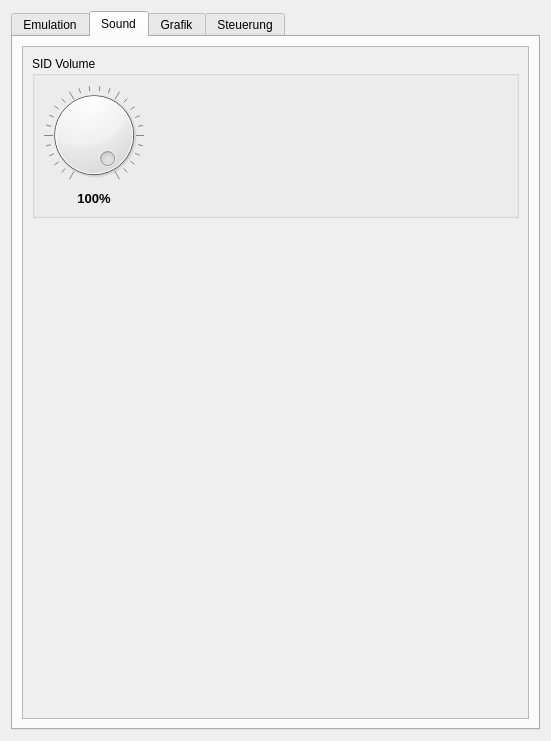
Before: the Qt Designer form src/setup_window.ui in ThKattanek/emu64, drawn with Qt 5.
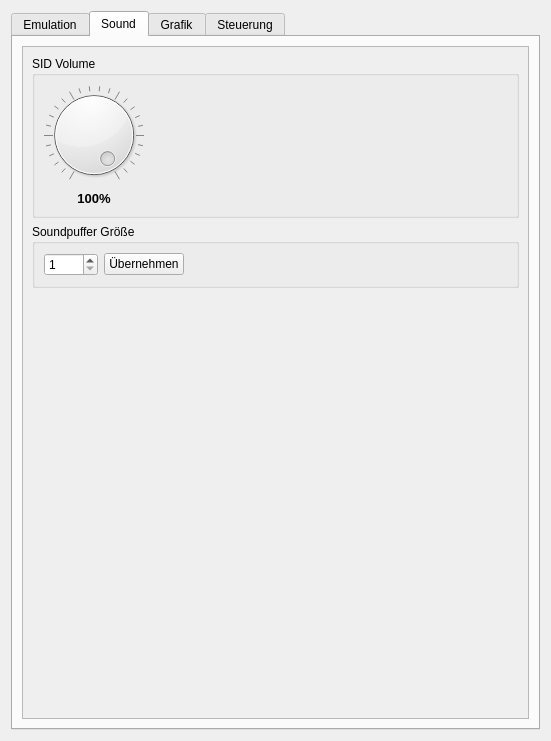
After: the same form once the commit is applied. The open tabs and pages were chosen to show the change.

Commit message: Added the option to change the size of the sound buffer in the settings

```diff
--- a/src/setup_window.ui
+++ b/src/setup_window.ui
@@ -377,7 +377,7 @@
             <x>0</x>
             <y>0</y>
             <width>509</width>
-            <height>671</height>
+            <height>672</height>
            </rect>
           </property>
           <layout class="QVBoxLayout" name="verticalLayout_3">
@@ -444,6 +444,45 @@
              </layout>
             </widget>
            </item>
+           <item>
+            <widget class="QGroupBox" name="groupBox_5">
+             <property name="title">
+              <string>Soundpuffer Größe</string>
+             </property>
+             <layout class="QHBoxLayout" name="horizontalLayout_3">
+              <item>
+               <widget class="QSpinBox" name="SoundBufferSizeValue">
+                <property name="minimum">
+                 <number>1</number>
+                </property>
+                <property name="maximum">
+                 <number>4096</number>
+                </property>
+               </widget>
+              </item>
+              <item>
+               <widget class="QPushButton" name="SounbufferChange">
+                <property name="text">
+                 <string>Übernehmen</string>
+                </property>
+               </widget>
+              </item>
+              <item>
+               <spacer name="horizontalSpacer_9">
+                <property name="orientation">
+                 <enum>Qt::Horizontal</enum>
+                </property>
+                <property name="sizeHint" stdset="0">
+                 <size>
+                  <width>40</width>
+                  <height>20</height>
+                 </size>
+                </property>
+               </spacer>
+              </item>
+             </layout>
+            </widget>
+           </item>
            <item>
             <spacer name="verticalSpacer_2">
              <property name="orientation">
```
Left out of the diff: 8 changed lines with no effect on the pictures. The commit also changes 3 other files.
